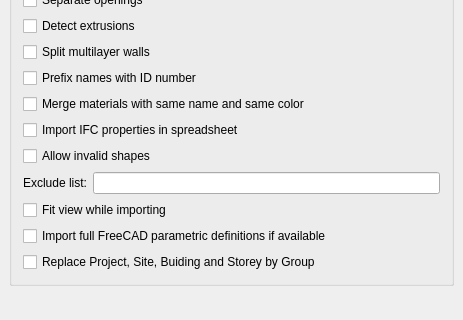
Above: src/Mod/Arch/Resources/ui/preferences-ifc.ui from berndhahnebach/All_FreeCAD before the change; both pictures show x 0 to 463 and y 257 to 577 of the 463 by 577 pixel window. Below: the same form after it.
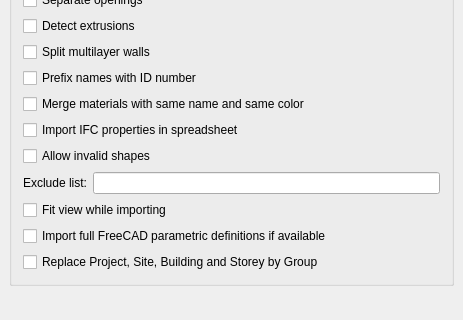
That is the form after the change. Custom widgets are drawn as their Qt base class.

```diff
--- a/src/Mod/Arch/Resources/ui/preferences-ifc.ui
+++ b/src/Mod/Arch/Resources/ui/preferences-ifc.ui
@@ -391,7 +391,7 @@
          <string>If this option is checked, the default Project, Site, Building and Storeys objects that are usually found in an IFC file are not imported, and all objects are placed in a Group. Buildins ans storeys are still imported if there is more than one.</string>
         </property>
         <property name="text">
-         <string>Replace Project, Site, Buiding and Storey by Group</string>
+         <string>Replace Project, Site, Building and Storey by Group</string>
         </property>
         <property name="prefEntry" stdset="0">
          <cstring>ifcReplaceProject</cstring>
```
Left out of the diff: 2 changed lines with no effect on the pictures.
